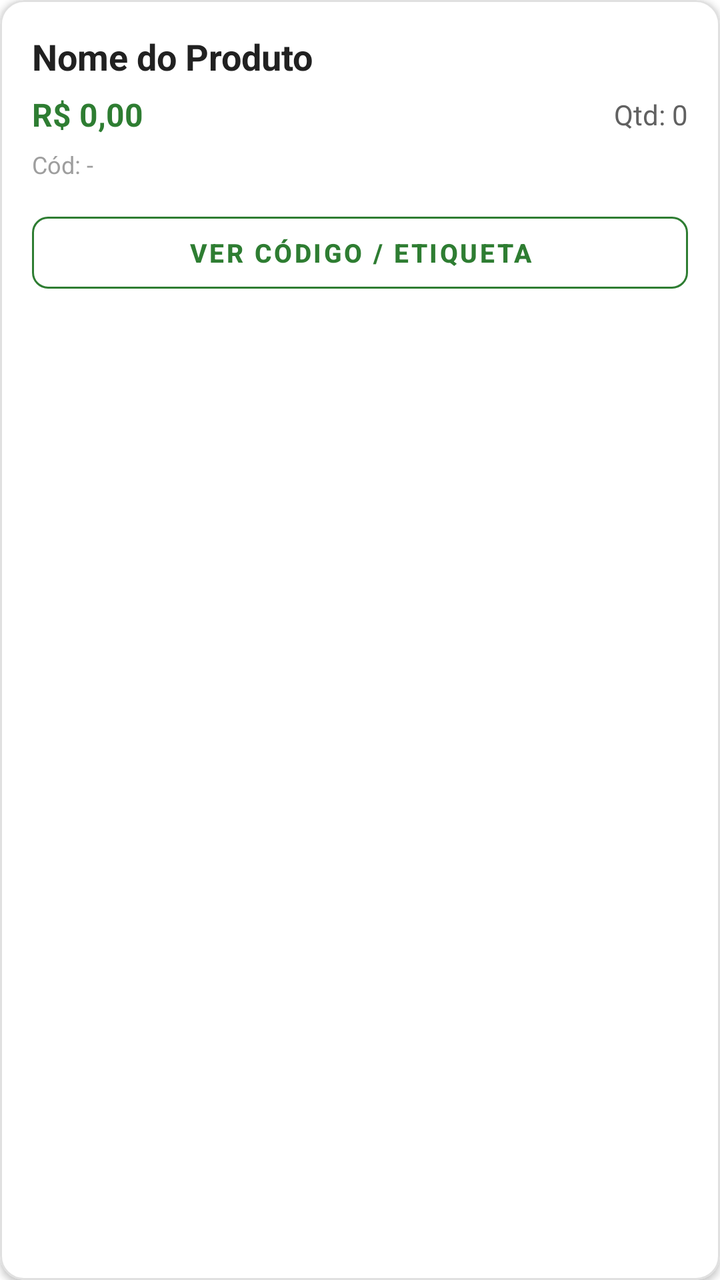
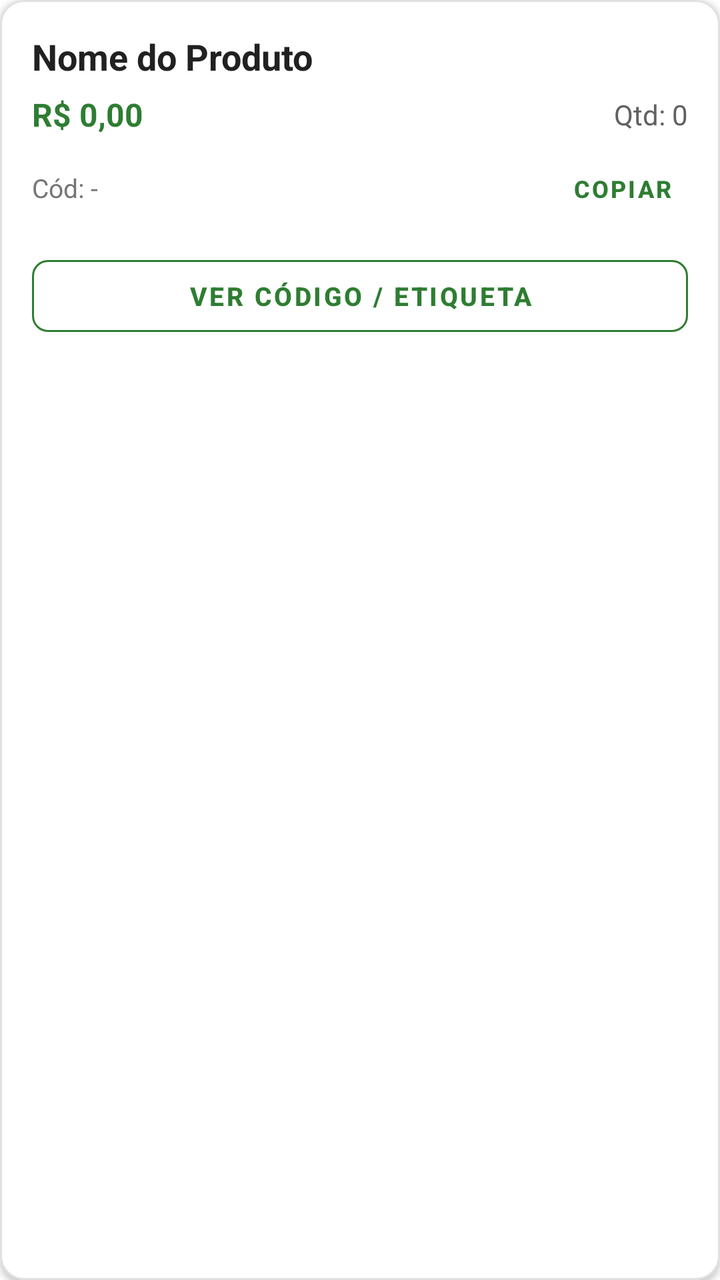

The first picture is an Android layout as it rendered before a commit; the second is the same layout after the commit. The layout source and the unified diff follow.
<!-- AndroidManifest.xml: application theme Theme.MaterialComponents.Light.NoActionBar -->
<!-- res/layout/item_produto.xml -->
<?xml version="1.0" encoding="utf-8"?>
<com.google.android.material.card.MaterialCardView
    xmlns:android="http://schemas.android.com/apk/res/android"
    xmlns:app="http://schemas.android.com/apk/res-auto"
    android:layout_width="match_parent"
    android:layout_height="wrap_content"
    android:layout_marginBottom="12dp"
    app:cardCornerRadius="12dp"
    app:cardElevation="2dp"
    app:strokeColor="#E0E0E0"
    app:strokeWidth="1dp">

    <LinearLayout
        android:layout_width="match_parent"
        android:layout_height="wrap_content"
        android:orientation="vertical"
        android:padding="16dp">

        <TextView
            android:id="@+id/txtNomeProduto"
            android:layout_width="wrap_content"
            android:layout_height="wrap_content"
            android:text="Nome do Produto"
            android:textSize="18sp"
            android:textStyle="bold"
            android:textColor="#212121"
            android:layout_marginBottom="6dp"/>

        <LinearLayout
            android:layout_width="match_parent"
            android:layout_height="wrap_content"
            android:orientation="horizontal"
            android:gravity="center_vertical">

            <TextView
                android:id="@+id/txtPrecoProduto"
                android:layout_width="0dp"
                android:layout_height="wrap_content"
                android:layout_weight="1"
                android:text="R$ 0,00"
                android:textSize="16sp"
                android:textStyle="bold"
                android:textColor="#2E7D32"/>

            <TextView
                android:id="@+id/txtEstoqueProduto"
                android:layout_width="wrap_content"
                android:layout_height="wrap_content"
                android:text="Qtd: 0"
                android:textSize="14sp"
                android:textColor="#616161"/>
        </LinearLayout>

        <TextView
            android:id="@+id/txtCodigoBarras"
            android:layout_width="wrap_content"
            android:layout_height="wrap_content"
            android:text="Cód: -"
            android:textSize="12sp"
            android:textColor="#9E9E9E"
            android:layout_marginTop="6dp"
            android:layout_marginBottom="12dp"/>

        <com.google.android.material.button.MaterialButton
            android:id="@+id/btnVerCodigo"
            style="@style/Widget.MaterialComponents.Button.OutlinedButton"
            android:layout_width="match_parent"
            android:layout_height="48dp"
            android:text="VER CÓDIGO / ETIQUETA"
            android:textSize="13sp"
            android:textStyle="bold"
            android:textColor="#2E7D32"
            app:strokeColor="#2E7D32"
            app:cornerRadius="8dp"/>

    </LinearLayout>
</com.google.android.material.card.MaterialCardView>
<!-- resources referenced by this layout -->
<resources>

</resources>

<!-- the commit's change to res/layout/item_produto.xml (unified diff, before → after) -->
@@ -51,15 +51,38 @@
                 android:textColor="#616161"/>
         </LinearLayout>
 
-        <TextView
-            android:id="@+id/txtCodigoBarras"
-            android:layout_width="wrap_content"
+        
+        <LinearLayout
+            android:layout_width="match_parent"
             android:layout_height="wrap_content"
-            android:text="Cód: -"
-            android:textSize="12sp"
-            android:textColor="#9E9E9E"
-            android:layout_marginTop="6dp"
-            android:layout_marginBottom="12dp"/>
+            android:orientation="horizontal"
+            android:gravity="center_vertical"
+            android:layout_marginTop="8dp"
+            android:layout_marginBottom="12dp">
+
+            <TextView
+                android:id="@+id/txtCodigoBarras"
+                android:layout_width="0dp"
+                android:layout_height="wrap_content"
+                android:layout_weight="1"
+                android:text="Cód: -"
+                android:textSize="13sp"
+                android:textColor="#757575"/>
+
+            <com.google.android.material.button.MaterialButton
+                android:id="@+id/btnCopiarCodigo"
+                style="@style/Widget.MaterialComponents.Button.TextButton"
+                android:layout_width="wrap_content"
+                android:layout_height="36dp"
+                android:minHeight="0dp"
+                android:minWidth="0dp"
+                android:paddingStart="10dp"
+                android:paddingEnd="10dp"
+                android:text="COPIAR"
+                android:textSize="12sp"
+                android:textStyle="bold"
+                android:textColor="#2E7D32"/>
+        </LinearLayout>
 
         <com.google.android.material.button.MaterialButton
             android:id="@+id/btnVerCodigo"
